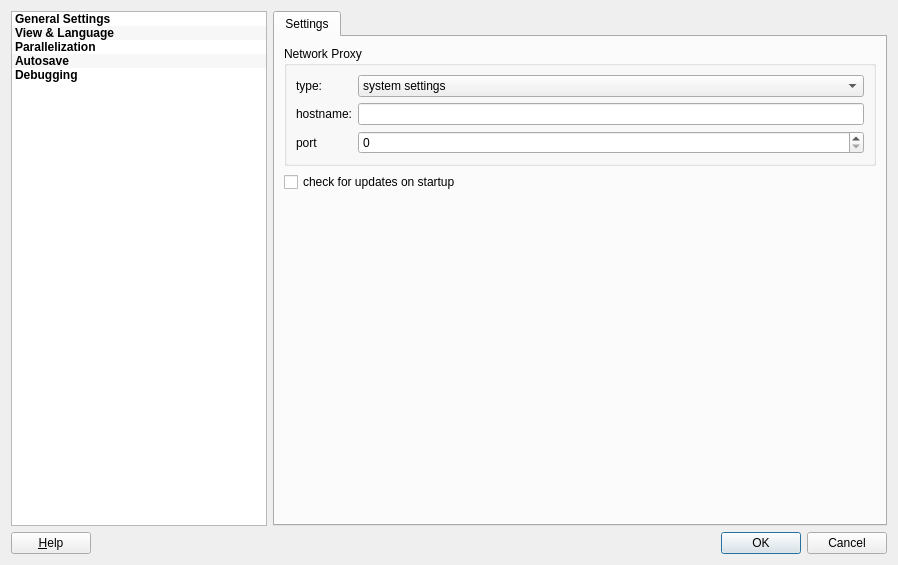
Old version of the form application/optionsdialog.ui in the repository jkriege2/QuickFit3.
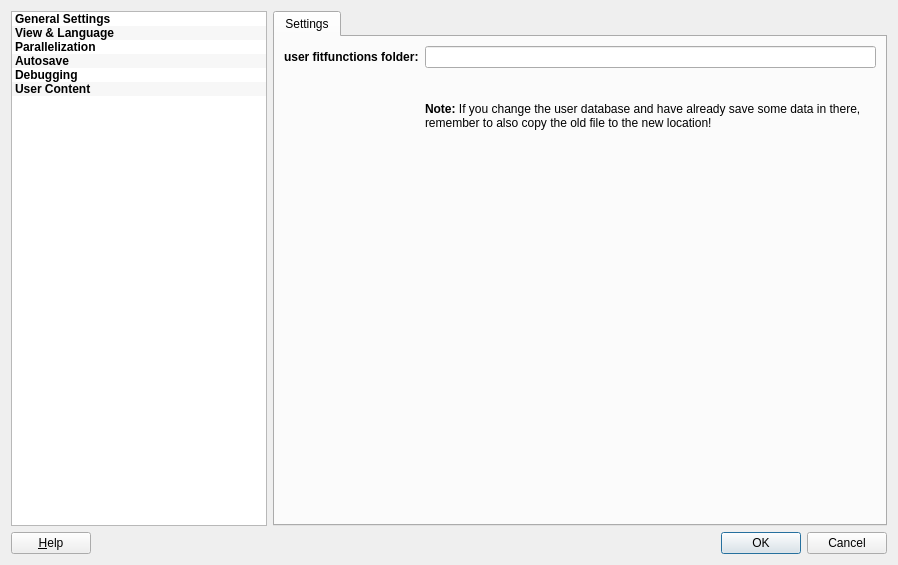
New version of the form. Icons and pictures are not drawn. Custom widgets are drawn as their Qt base class.

Commit message:
QuickFit3:   - added initial support for user-defined fit functions
QuickFit3/SPIM-FCCS fit functions:
  - added counts/molecule as second calculated parameter, in addition to counts/nM
  - all CFs (ACFG, ACFR, CCF) have all applicable focal volumes as calculated fit parameter now

QuickFit3/imagingFCS:
  - parameter correlation view is now working (it also calculates the Pearson correlation coefficient now!)

What changed in the file:
```diff
--- a/application/optionsdialog.ui
+++ b/application/optionsdialog.ui
@@ -156,6 +156,11 @@
         <normaloff>:/quickfit3/optionsdlg_icons/debugging.png</normaloff>:/quickfit3/optionsdlg_icons/debugging.png</iconset>
       </property>
      </item>
+     <item>
+      <property name="text">
+       <string>User Content</string>
+      </property>
+     </item>
     </widget>
    </item>
    <item row="0" column="1">
@@ -174,7 +179,7 @@
        <item>
         <widget class="QStackedWidget" name="stackedWidget">
          <property name="currentIndex">
-          <number>0</number>
+          <number>5</number>
          </property>
          <widget class="QWidget" name="page_2">
           <layout class="QFormLayout" name="formLayout_6">
@@ -529,6 +534,36 @@
            </item>
           </layout>
          </widget>
+         <widget class="QWidget" name="page_3">
+          <layout class="QFormLayout" name="formLayout_7">
+           <item row="0" column="0">
+            <widget class="QLabel" name="label_16">
+             <property name="font">
+              <font>
+               <weight>75</weight>
+               <bold>true</bold>
+              </font>
+             </property>
+             <property name="text">
+              <string>user fitfunctions folder:</string>
+             </property>
+            </widget>
+           </item>
+           <item row="0" column="1">
+            <widget class="QFEnhancedLineEdit" name="edtUserFitFunctions"/>
+           </item>
+           <item row="1" column="1">
+            <widget class="QLabel" name="label_15">
+             <property name="text">
+              <string>&lt;b&gt;Note:&lt;/b&gt; If you change the user database and have already save some data in there, remember to also copy the old file to the new location!</string>
+             </property>
+             <property name="wordWrap">
+              <bool>true</bool>
+             </property>
+            </widget>
+           </item>
+          </layout>
+         </widget>
         </widget>
        </item>
       </layout>
@@ -537,6 +572,13 @@
    </item>
   </layout>
  </widget>
+ <customwidgets>
+  <customwidget>
+   <class>QFEnhancedLineEdit</class>
+   <extends>QLineEdit</extends>
+   <header>qfenhancedlineedit.h</header>
+  </customwidget>
+ </customwidgets>
  <tabstops>
   <tabstop>cmbLanguage</tabstop>
  </tabstops>
```
The commit also changes 37 other files.
